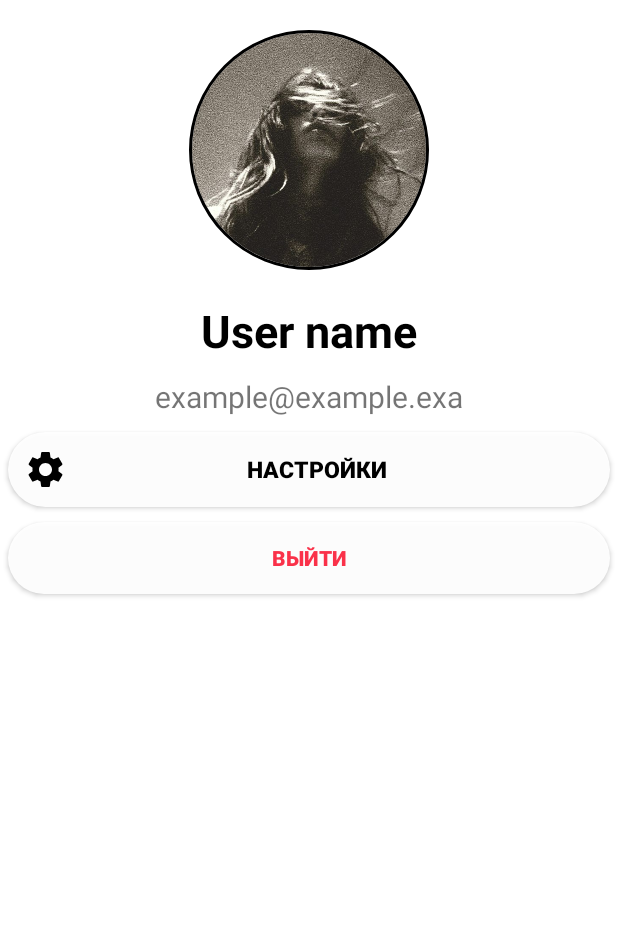
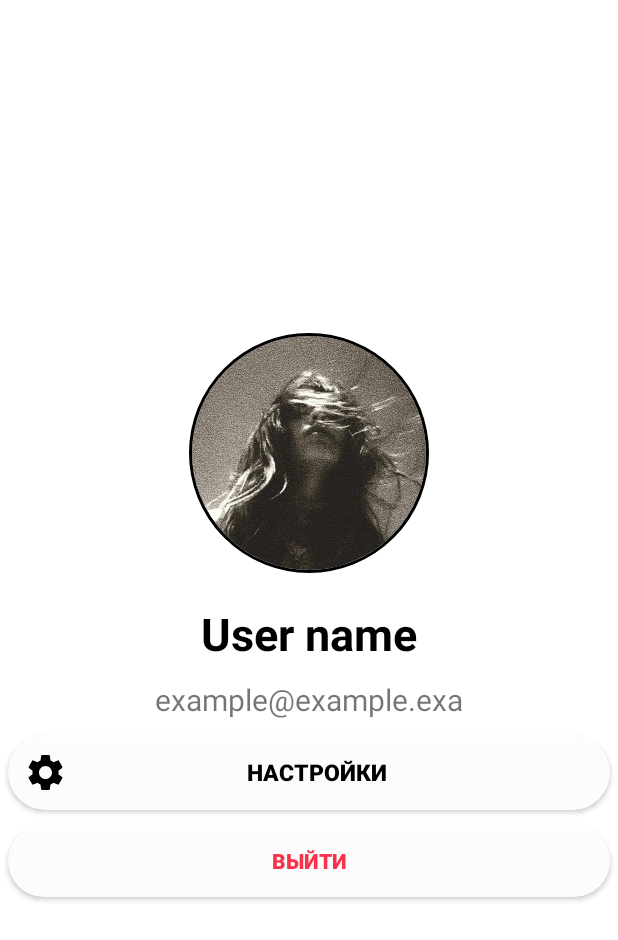
Before and after one commit to ametr1ne/OverDiff, an Android app: the layout fragment_profile.xml on its own in the app's theme, with its tools: preview values and no code run, on a phone screen of 412 x 824 dp. Shown: the top 940 px of the screen. Run offline under Robolectric (Android 15) with nearby library versions, the phone set to English and light mode, and no system bars.

```diff
--- a/app/src/main/java/com/ametr1ne/overdiff/fragments/ProfileFragment.java
+++ b/app/src/main/java/com/ametr1ne/overdiff/fragments/ProfileFragment.java
@@ -23,10 +23,6 @@ public class ProfileFragment extends Fragment {
 
     private MainActivity source;
     private User user;
-
-    public ProfileFragment() throws IllegalAccessException {
-        throw new IllegalAccessException("АХАХАХА ТЫ ЛОХ)");
-    }
 
     public ProfileFragment(MainActivity source) {
         this.source = source;
--- a/app/src/main/java/com/ametr1ne/overdiff/listener/SettingsListener.java
+++ b/app/src/main/java/com/ametr1ne/overdiff/listener/SettingsListener.java
@@ -17,6 +17,6 @@ public class SettingsListener implements View.OnClickListener {
     @Override
     public void onClick(View v) {
         source.getSupportFragmentManager().beginTransaction().replace(R.id.fragment_container,
-                new SettingFragment2(source)).commit();
+                new SettingFragment2(source)).addToBackStack("tag").commit();
     }
 }
--- a/app/src/main/java/com/ametr1ne/overdiff/tape/ListAdapter.java
+++ b/app/src/main/java/com/ametr1ne/overdiff/tape/ListAdapter.java
@@ -74,7 +74,7 @@ public class ListAdapter extends RecyclerView.Adapter {
 
         public void onClick (View view) {
             source.getSupportFragmentManager().beginTransaction().replace(R.id.fragment_container,
-                    new ArticleFragment(source,article.getHash())).commit();
+                    new ArticleFragment(source,article.getHash())).addToBackStack("tag").commit();
         }
 
     }
--- a/app/src/main/res/layout/fragment_article.xml
+++ b/app/src/main/res/layout/fragment_article.xml
@@ -128,7 +128,7 @@
                 android:layout_height="wrap_content"
                 android:gravity="clip_horizontal|fill_horizontal"
                 android:orientation="horizontal"
-                android:visibility="visible">
+                android:visibility="invisible">
 
                 <EditText
                     android:id="@+id/new_comment_textview"
@@ -138,7 +138,6 @@
                     android:inputType="text"
                     android:hint="@string/comment"
                     android:layout_weight="1"
-                    android:visibility="visible"
                     android:background="@drawable/dialog_bg" />
 
                 <ImageButton
--- a/app/src/main/res/layout/fragment_create_article.xml
+++ b/app/src/main/res/layout/fragment_create_article.xml
@@ -48,7 +48,7 @@
 
         <EditText
             android:id="@+id/new_article_name"
-            android:layout_width="wrap_content"
+            android:layout_width="match_parent"
             android:layout_height="wrap_content"
             android:layout_marginTop="10dp"
             android:background="@drawable/dialog_bg"
@@ -88,7 +88,7 @@
 
         <EditText
             android:id="@+id/new_article_text"
-            android:layout_width="wrap_content"
+            android:layout_width="match_parent"
             android:layout_height="wrap_content"
             android:layout_marginTop="10dp"
             android:ems="15"
--- a/app/src/main/res/layout/fragment_profile.xml
+++ b/app/src/main/res/layout/fragment_profile.xml
@@ -7,6 +7,12 @@
     android:background="?attr/background_color"
     android:backgroundTintMode="add"
     tools:context=".fragments.ProfileFragment">
+
+    <RelativeLayout
+        android:layout_width="wrap_content"
+        android:layout_height="wrap_content"
+        android:layout_centerInParent="true"
+        android:orientation="vertical">
 
         <de.hdodenhof.circleimageview.CircleImageView
             android:id="@+id/profile_image"
@@ -75,5 +81,8 @@
             android:layout_height="wrap_content"
             android:layout_marginTop="400dp"
             tools:visibility="invisible" />
+    </RelativeLayout>
+
+
 
 </RelativeLayout>
--- a/app/src/main/res/layout/preview_comment.xml
+++ b/app/src/main/res/layout/preview_comment.xml
@@ -2,7 +2,7 @@
 <RelativeLayout xmlns:android="http://schemas.android.com/apk/res/android"
     android:layout_width="wrap_content"
     android:layout_height="wrap_content"
-    android:background="#00FFFFFF"
+    android:background="?attr/background_color"
     android:padding="8dp">
 
   <TextView
@@ -10,9 +10,9 @@
       android:layout_width="match_parent"
       android:layout_height="wrap_content"
       android:layout_marginTop="16dp"
+      android:textColor="?attr/text_color"
       android:text="@string/title_article"
-      android:textSize="20sp"
+      android:textSize="15sp"
       android:textStyle="bold"
       />
-
 </RelativeLayout>
```
Also changed, not shown: app/src/main/java/com/ametr1ne/overdiff/MainActivity.java (+15 -4 lines). Lines whose indentation alone changed are shown as unchanged.
